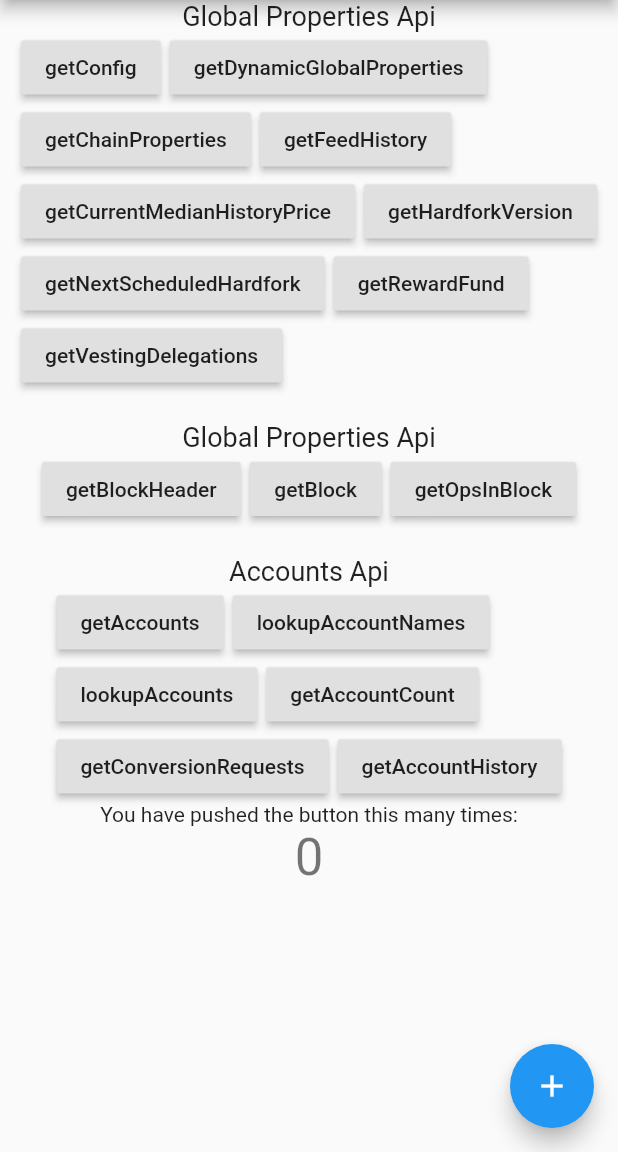
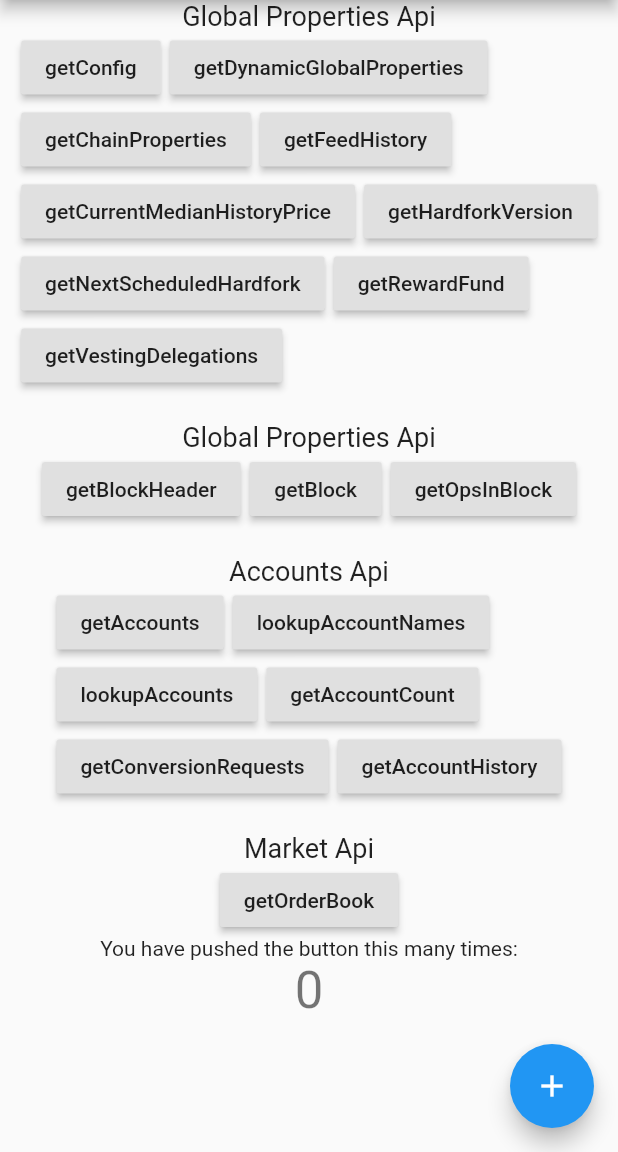
Before and after one commit to dapplr/flutter_hive, a Flutter app: the screen it shows after launch, on a phone screen of 412 x 824 dp, the part 84-1236 px from its top. Run offline on Flutter 3.47's test engine with Material 2 defaults, Android fonts, the phone set to English and light mode, and no system bars; our stand-ins replace dio; network calls fail.

Commit message:
Market component example included in main.

```diff
--- a/example/lib/main.dart
+++ b/example/lib/main.dart
@@ -2,6 +2,7 @@ import 'package:example/AccountApi.dart';
 import 'package:example/BlockApi.dart';
 import 'package:example/Dummy.dart';
 import 'package:example/GlobalProperties.dart';
+import 'package:example/MarketApi.dart';
 import 'package:flutter/material.dart';
 import 'package:flutter_hive/flutter_hive.dart';
 
@@ -91,6 +92,8 @@ class _MyHomePageState extends State<MyHomePage> {
           Block(),
           SizedBox(height: 20),
           Account(),
+          SizedBox(height: 20),
+          Market(),
           Center(
             // Center is a layout widget. It takes a single child and positions it
             // in the middle of the parent.
```
